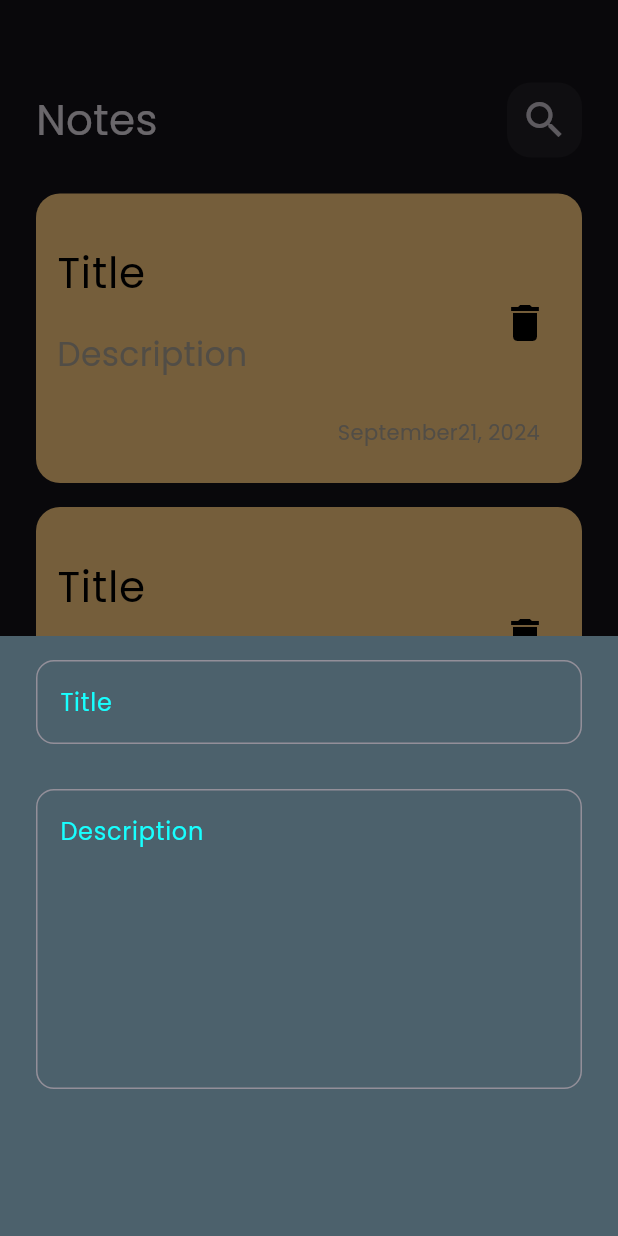
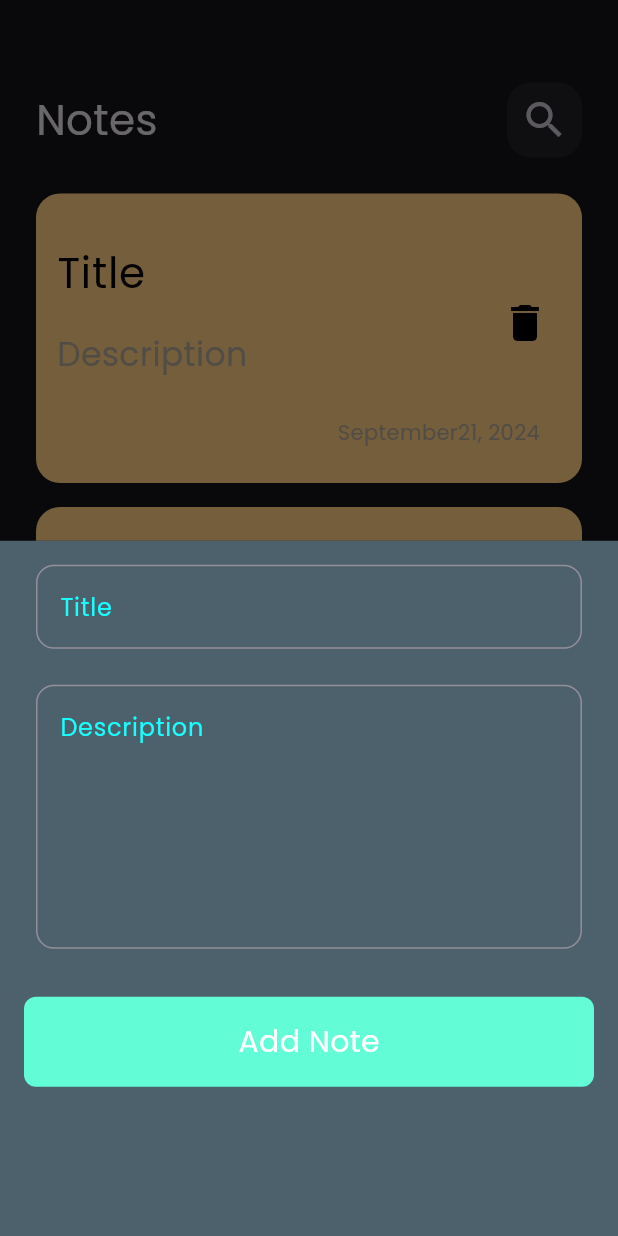
Before and after one commit to mahmoud-elgamal22/notes-App, a Flutter app: the screen it shows after launch, after a tap on the "add" icon, on a phone screen of 412 x 824 dp. Run offline on Flutter 3.47's test engine with Material 3 defaults, Android fonts, the phone set to English and light mode, and no system bars.

Commit message:
create edit note view

```diff
--- a/lib/main.dart
+++ b/lib/main.dart
@@ -1,4 +1,5 @@
 import 'package:flutter/material.dart';
+import 'package:notes_app/views/edit_note_view.dart';
 import 'package:notes_app/views/notes_view.dart';
 
 void main() {
@@ -19,6 +20,7 @@ class MyApp extends StatelessWidget {
       ),
       routes: {
         NotesView.id: (context) => const NotesView(),
+        EditNoteView.id: (context) => const EditNoteView(),
       },
       initialRoute: NotesView.id,
     );
--- a/lib/views/notes_list_view.dart
+++ b/lib/views/notes_list_view.dart
@@ -1,4 +1,6 @@
 import 'package:flutter/material.dart';
+import 'package:flutter/widgets.dart';
+import 'package:notes_app/views/edit_note_view.dart';
 import 'package:notes_app/views/widgets/custom_notes_item.dart';
 
 class NotesListView extends StatelessWidget {
@@ -12,9 +14,14 @@ class NotesListView extends StatelessWidget {
       ),
       child: ListView.builder(
         padding: EdgeInsets.zero,
-        itemBuilder: (context, index) => const Padding(
-          padding: EdgeInsets.symmetric(vertical: 8),
-          child: NotesItem(),
+        itemBuilder: (context, index) => Padding(
+          padding: const EdgeInsets.symmetric(vertical: 8),
+          child: GestureDetector(
+            onTap: () {
+              Navigator.pushNamed(context, EditNoteView.id);
+            },
+            child: const NotesItem(),
+          ),
         ),
       ),
     );
--- a/lib/views/notes_view.dart
+++ b/lib/views/notes_view.dart
@@ -29,7 +29,10 @@ class NotesView extends StatelessWidget {
         child: Column(
           children: [
             SizedBox(height: 55),
-            CustomAppBar(),
+            CustomAppBar(
+              title: 'Notes',
+              icon: Icons.search,
+            ),
             Expanded(
               child: NotesListView(),
             ),
--- a/lib/views/widgets/add_note_bottom_sheet.dart
+++ b/lib/views/widgets/add_note_bottom_sheet.dart
@@ -1,4 +1,5 @@
 import 'package:flutter/material.dart';
+import 'package:notes_app/views/widgets/custom_button.dart';
 import 'package:notes_app/views/widgets/custom_text_field.dart';
 
 class AddNoteBottomSheet extends StatelessWidget {
@@ -10,19 +11,30 @@ class AddNoteBottomSheet extends StatelessWidget {
   Widget build(BuildContext context) {
     return Container(
       padding: const EdgeInsets.all(16.0),
-      height: 400,
+      height: 500,
       color: const Color.fromARGB(255, 76, 97, 108),
-      child: const Column(
+      child: const SingleChildScrollView(
+        child: Column(
           children: [
             CustomTextField(
               hint: 'Title',
             ),
-          SizedBox(height: 30),
+            SizedBox(height: 24),
             CustomTextField(
               hint: 'Description',
-            maxlines: 7,
+              maxlines: 6,
+            ),
+            SizedBox(
+              height: 32,
+            ),
+            CustomButton(
+              text: 'Add Note',
+            ),
+            SizedBox(
+              height: 16,
             ),
           ],
+        ),
       ),
     );
   }
--- a/lib/views/widgets/custom_app_bar.dart
+++ b/lib/views/widgets/custom_app_bar.dart
@@ -1,22 +1,25 @@
 import 'package:flutter/material.dart';
-import 'package:notes_app/views/widgets/custom_search_icon.dart';
+import 'package:notes_app/views/widgets/custom_icon.dart';
 
 class CustomAppBar extends StatelessWidget {
-  const CustomAppBar({super.key});
-
+  const CustomAppBar({super.key, required this.icon, required this.title});
+  final IconData icon;
+  final String title;
   @override
   Widget build(BuildContext context) {
-    return const Row(
+    return Row(
       children: [
         Text(
-          'Notes',
-          style: TextStyle(
+          title,
+          style: const TextStyle(
             fontSize: 28,
             fontFamily: 'Poppins',
           ),
         ),
-        Spacer(),
-        CustomSearchIcon(),
+        const Spacer(),
+        CustomSearchIcon(
+          icon: icon,
+        ),
       ],
     );
   }
--- /dev/null
+++ b/lib/views/widgets/custom_button.dart
@@ -0,0 +1,27 @@
+import 'package:flutter/material.dart';
+import 'package:notes_app/constants.dart';
+
+class CustomButton extends StatelessWidget {
+  const CustomButton({super.key, required this.text});
+  final String text;
+  @override
+  Widget build(BuildContext context) {
+    return Container(
+      width: MediaQuery.of(context).size.width,
+      height: 60,
+      decoration: BoxDecoration(
+        borderRadius: BorderRadius.circular(8),
+        color: kPrimaryColor,
+      ),
+      child: Center(
+        child: Text(
+          text,
+          style: const TextStyle(
+            color: Colors.white,
+            fontSize: 20,
+          ),
+        ),
+      ),
+    );
+  }
+}
--- a/lib/views/widgets/custom_search_icon.dart
+++ b/lib/views/widgets/custom_icon.dart
@@ -1,8 +1,11 @@
 import 'package:flutter/material.dart';
 
 class CustomSearchIcon extends StatelessWidget {
-  const CustomSearchIcon({super.key});
-
+  const CustomSearchIcon({
+    super.key,
+   required this.icon
+  });
+  final IconData icon;
   @override
   Widget build(BuildContext context) {
     return Container(
@@ -15,8 +18,8 @@ class CustomSearchIcon extends StatelessWidget {
       child: Center(
         child: IconButton(
           onPressed: () {},
-          icon: const Icon(
-            Icons.search,
+          icon: Icon(
+            icon,
             size: 32,
           ),
         ),
```
Also changed, not shown: lib/views/edit_note_view.dart (added, +13 -0 lines), lib/views/widgets/edit_note_view_body.dart (added, +33 -0 lines). Lines whose indentation alone changed are shown as unchanged.
